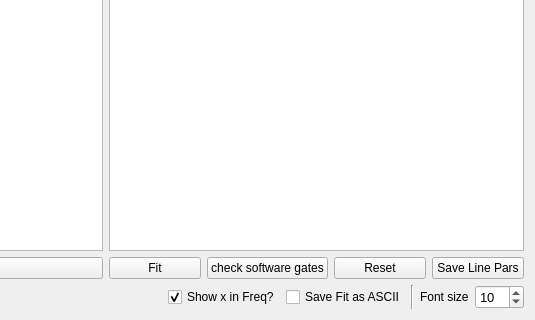
The window that PolliFit/source/Gui/Ui_InteractiveFit.ui (lasersphere/Tilda) describes before a commit, drawn with Qt 5; both pictures show x 323 to 858 and y 213 to 533 of the 858 by 533 pixel window.
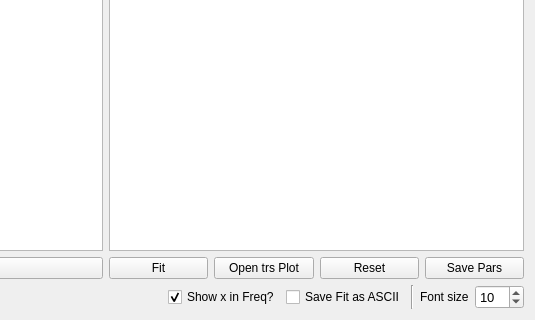
The same window after the commit.

The edit to the form file:
```diff
--- a/PolliFit/source/Gui/Ui_InteractiveFit.ui
+++ b/PolliFit/source/Gui/Ui_InteractiveFit.ui
@@ -78,7 +78,7 @@
          <item>
           <widget class="QPushButton" name="pushButton_check_softw_gates">
            <property name="text">
-            <string>check software gates</string>
+            <string>Open trs Plot</string>
            </property>
           </widget>
          </item>
@@ -92,7 +92,7 @@
          <item>
           <widget class="QPushButton" name="bParsToDB">
            <property name="text">
-            <string>Save Line Pars</string>
+            <string>Save Pars</string>
            </property>
           </widget>
          </item>
```
